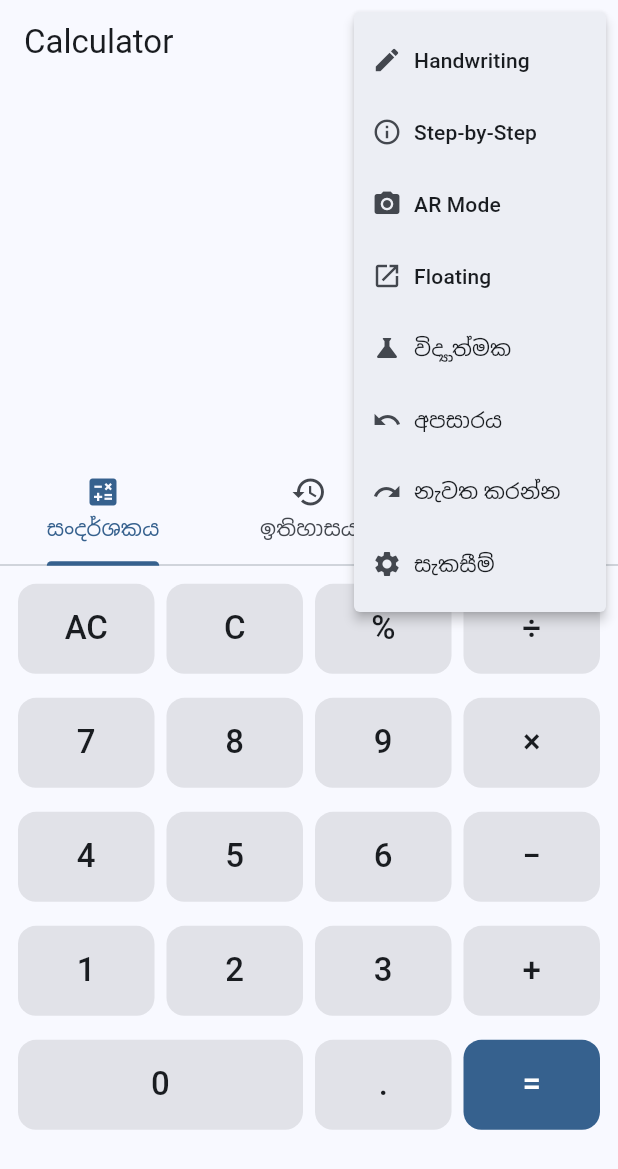
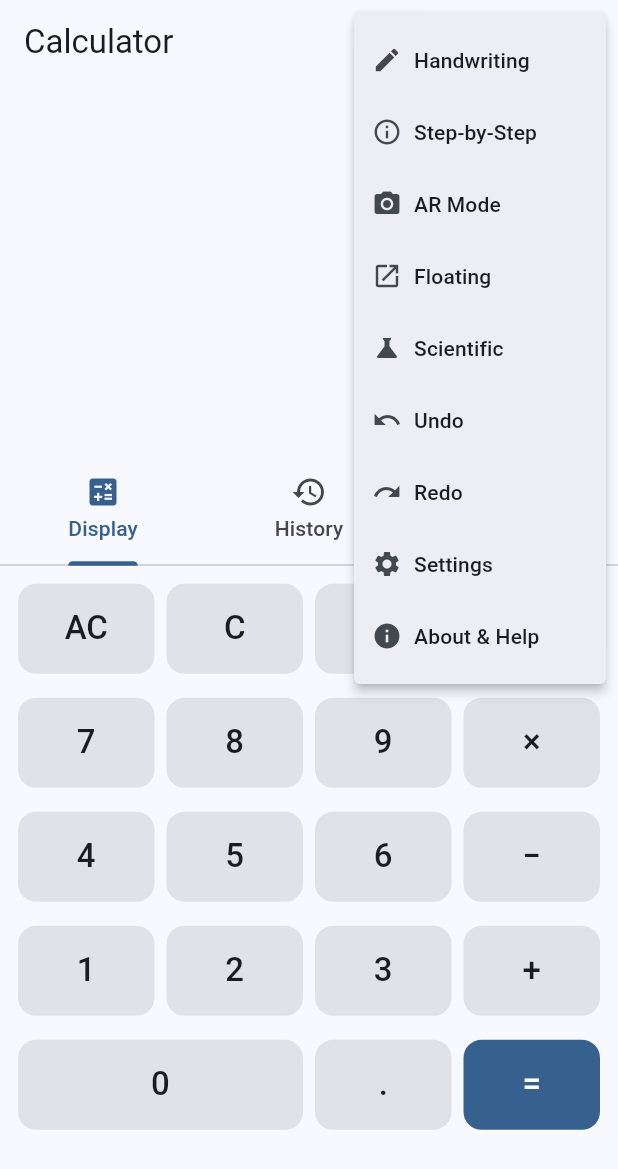
Before and after one commit to janithsuraweera/Calculator, a Flutter app: the screen it shows after launch, after a tap on the "more vert" icon, on a phone screen of 412 x 824 dp. Shown: the top 1169 px of the screen. Run offline on Flutter 3.47's test engine with Material 3 defaults, Android fonts, the phone set to English and light mode, and no system bars; our stand-ins replace camera, local_auth, math_expressions, package_info_plus, shared_preferences; missing offline and left inert: google_mlkit_text_recognition.

Commit message:
Add AboutScreen and integrate it into the EnhancedCalculatorScreen
- Introduced a new AboutScreen widget to display app information, developer details, and contact options.
- Integrated the AboutScreen into the EnhancedCalculatorScreen with a new menu option and button for easy access.
- Updated pubspec.yaml to include the url_launcher dependency for email functionality.
- Enhanced theme management by adding theme change listeners in the main app state.
- Updated pubspec.lock to reflect new dependencies and versions.

```diff
--- a/lib/main.dart
+++ b/lib/main.dart
@@ -39,6 +39,36 @@ class _CalculatorAppState extends State<CalculatorApp> {
   void initState() {
     super.initState();
     _loadThemeSettings();
+    // Listen for theme changes from settings
+    _setupThemeListener();
+  }
+
+  /// Setup listener for theme changes
+  void _setupThemeListener() {
+    // Check for theme changes periodically
+    Future.delayed(const Duration(milliseconds: 100), () {
+      _checkThemeChanges();
+    });
+  }
+
+  /// Update theme from settings (called externally)
+  void updateTheme() {
+    _loadThemeSettings();
+  }
+
+  /// Check and update theme if changed
+  Future<void> _checkThemeChanges() async {
+    final newThemeMode = await ThemeManager.getThemeMode();
+    final newAccentColorIndex = await ThemeManager.getAccentColorIndex();
+
+    if (mounted &&
+        (newThemeMode != _themeMode ||
+            newAccentColorIndex != _accentColorIndex)) {
+      setState(() {
+        _themeMode = newThemeMode;
+        _accentColorIndex = newAccentColorIndex;
+      });
+    }
   }
 
   /// Load theme settings from storage
@@ -70,7 +100,12 @@ class _CalculatorAppState extends State<CalculatorApp> {
     }
 
     final accentColor = ThemeManager.getAccentColor(_accentColorIndex);
-    final themeData = ThemeManager.buildThemeData(_themeMode, accentColor);
+
+    final lightTheme = ThemeManager.buildThemeData(
+      ThemeMode.light,
+      accentColor,
+    );
+    final darkTheme = ThemeManager.buildThemeData(ThemeMode.dark, accentColor);
 
     return MaterialApp(
       title: 'Calculator',
@@ -86,9 +121,9 @@ class _CalculatorAppState extends State<CalculatorApp> {
         Locale('si', ''), // Sinhala
       ],
       // Set default locale
-      locale: const Locale('si', ''), // Default to Sinhala
-      theme: themeData,
-      darkTheme: themeData,
+      locale: const Locale('en', ''), // Default to English
+      theme: lightTheme,
+      darkTheme: darkTheme,
       themeMode: _themeMode,
       home: _showSplash
           ? SplashScreen(onFinish: _onSplashFinish)
--- a/lib/screens/enhanced_calculator_screen.dart
+++ b/lib/screens/enhanced_calculator_screen.dart
@@ -1,5 +1,6 @@
 import 'package:flutter/material.dart';
 import '../l10n/app_localizations.dart';
+import 'about_screen.dart';
 import '../widgets/calculator_display.dart';
 import '../widgets/calculator_keypad.dart';
 import '../widgets/history_panel.dart';
@@ -533,6 +534,12 @@ class _EnhancedCalculatorScreenState extends State<EnhancedCalculatorScreen>
             case 'settings':
               _showSettings(context, localizations);
               break;
+            case 'about':
+              Navigator.push(
+                context,
+                MaterialPageRoute(builder: (context) => const AboutScreen()),
+              );
+              break;
           }
         },
         itemBuilder: (context) => [
@@ -623,6 +630,16 @@ class _EnhancedCalculatorScreenState extends State<EnhancedCalculatorScreen>
               ],
             ),
           ),
+          PopupMenuItem(
+            value: 'about',
+            child: Row(
+              children: [
+                const Icon(Icons.info, size: 20),
+                const SizedBox(width: 8),
+                const Text('About & Help'),
+              ],
+            ),
+          ),
         ],
       ),
     ];
@@ -696,6 +713,17 @@ class _EnhancedCalculatorScreenState extends State<EnhancedCalculatorScreen>
         onPressed: () => _showSettings(context, localizations),
         tooltip: localizations.settings,
       ),
+      // About & Help
+      IconButton(
+        icon: const Icon(Icons.info),
+        onPressed: () {
+          Navigator.push(
+            context,
+            MaterialPageRoute(builder: (context) => const AboutScreen()),
+          );
+        },
+        tooltip: 'About & Help',
+      ),
     ];
   }
 
@@ -739,6 +767,20 @@ class _EnhancedCalculatorScreenState extends State<EnhancedCalculatorScreen>
     if (result != null && mounted) {
       await ThemeManager.setThemeMode(result['theme'] as ThemeMode);
       await ThemeManager.setAccentColorIndex(result['accentColorIndex'] as int);
+      // Close dialog and rebuild screen to apply new theme
+      if (!mounted) return;
+      // The dialog closes automatically, so we just rebuild the screen
+      // Rebuild by replacing the current route
+      Future.delayed(const Duration(milliseconds: 100), () {
+        if (!mounted) return;
+        // ignore: use_build_context_synchronously
+        Navigator.of(context).pushAndRemoveUntil(
+          MaterialPageRoute(
+            builder: (context) => const EnhancedCalculatorScreen(),
+          ),
+          (route) => false,
+        );
+      });
     }
   }
 }
--- a/lib/widgets/calculator_button.dart
+++ b/lib/widgets/calculator_button.dart
@@ -2,7 +2,6 @@ import 'package:flutter/material.dart';
 import 'package:flutter/services.dart';
 
 /// Calculator button widget with haptic feedback
-/// Haptic feedback සහිත calculator button widget එක
 class CalculatorButton extends StatelessWidget {
   final String label;
   final VoidCallback? onTap;
@@ -79,7 +78,9 @@ class CalculatorButton extends StatelessWidget {
                   fontWeight: FontWeight.w500,
                   fontSize: fontSize,
                 ),
-                textScaleFactor: 1.0, // Prevent system font scaling
+                textScaler: const TextScaler.linear(
+                  1.0,
+                ), // Prevent system font scaling
               ),
             ),
           ),
--- a/lib/widgets/calculator_display.dart
+++ b/lib/widgets/calculator_display.dart
@@ -1,7 +1,6 @@
 import 'package:flutter/material.dart';
 
 /// Calculator display widget
-/// Calculator display widget එක
 class CalculatorDisplay extends StatelessWidget {
   final String expression;
   final String result;
@@ -63,7 +62,9 @@ class CalculatorDisplay extends StatelessWidget {
                 ),
                 maxLines: 2,
                 overflow: TextOverflow.ellipsis,
-                textScaleFactor: 1.0, // Prevent system font scaling
+                textScaler: const TextScaler.linear(
+                  1.0,
+                ), // Prevent system font scaling
               ),
             ),
           // Result display
@@ -76,7 +77,9 @@ class CalculatorDisplay extends StatelessWidget {
             ),
             maxLines: 1,
             overflow: TextOverflow.ellipsis,
-            textScaleFactor: 1.0, // Prevent system font scaling
+            textScaler: const TextScaler.linear(
+              1.0,
+            ), // Prevent system font scaling
           ),
         ],
       ),
--- a/lib/widgets/calculator_keypad.dart
+++ b/lib/widgets/calculator_keypad.dart
@@ -2,7 +2,6 @@ import 'package:flutter/material.dart';
 import 'calculator_button.dart';
 
 /// Calculator keypad widget with basic and scientific modes
-/// Basic සහ scientific modes සහිත calculator keypad widget එක
 class CalculatorKeypad extends StatelessWidget {
   final bool isScientificMode;
   final Function(String) onButtonPressed;
--- a/lib/widgets/history_panel.dart
+++ b/lib/widgets/history_panel.dart
@@ -2,7 +2,7 @@ import 'package:flutter/material.dart';
 import '../models/calculation_history.dart';
 
 /// History panel widget showing calculation history
-/// ගණනය කිරීමේ ඉතිහාසය පෙන්වන history panel widget එක
+/// History panel widget for displaying calculation history
 class HistoryPanel extends StatelessWidget {
   final List<CalculationHistory> history;
   final Function(String) onHistoryItemTap;
--- a/pubspec.yaml
+++ b/pubspec.yaml
@@ -38,6 +38,7 @@ dependencies:
 
   # Package info for version
   package_info_plus: ^8.0.2
+  url_launcher: ^6.3.0
 
 dev_dependencies:
   flutter_test:
```
Also changed, not shown: lib/screens/about_screen.dart (added, +358 -0 lines), lib/services/calculator_engine.dart (+0 -10 lines), lib/services/theme_manager.dart (+0 -8 lines), pubspec.lock, 5 other files.
